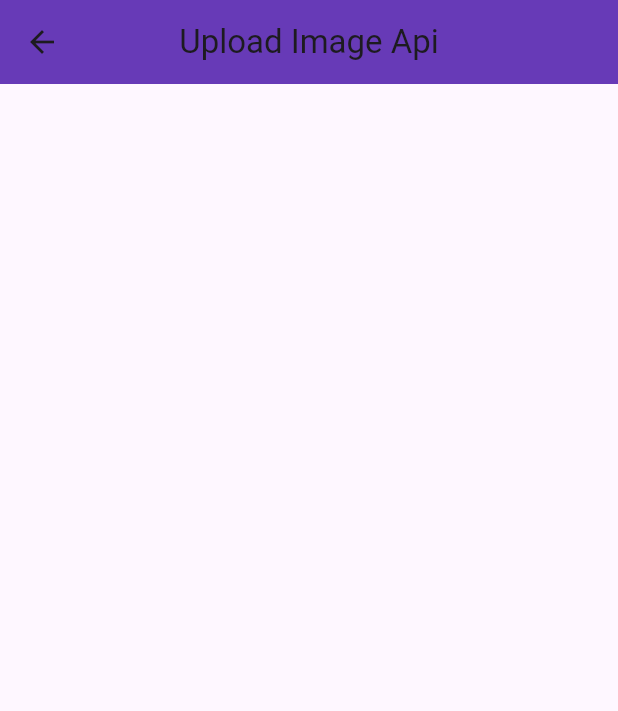
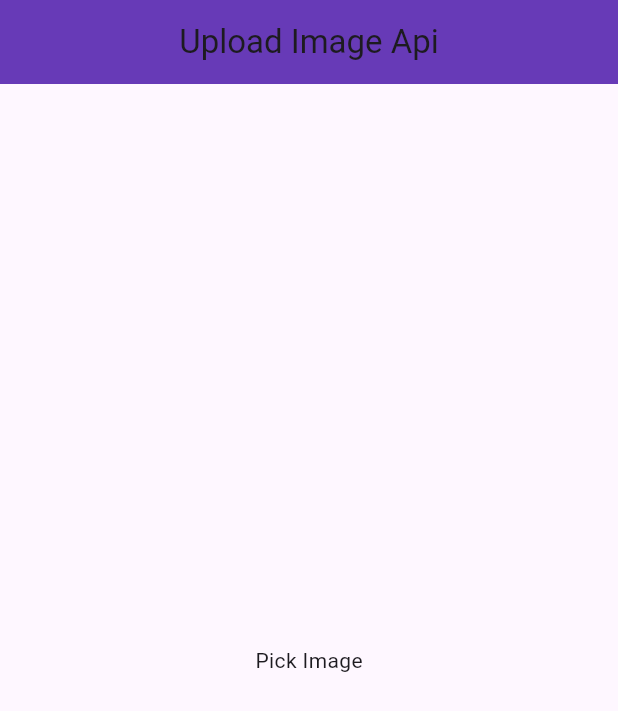
Before and after one commit to ahmedkaimkhani/Practice-Of-Api, a Flutter app: the UploadImageApi screen opened directly, on a phone screen of 412 x 824 dp. Shown: the top 711 px of the screen. Run offline on Flutter 3.47's test engine with Material 3 defaults, Android fonts, the light colour scheme and no system bars; our stand-ins replace image_picker.

Commit message:
Upload Image Api

```diff
--- a/lib/main.dart
+++ b/lib/main.dart
@@ -1,5 +1,5 @@
 import 'package:flutter/material.dart';
-import 'package:repractice/yt%20rest%20api/login_api.dart';
+import 'yt rest api/upload_image.dart';
 
 void main() {
   runApp(const MyApp());
@@ -11,10 +11,10 @@
   // This widget is the root of your application.
   @override
   Widget build(BuildContext context) {
-    return MaterialApp(
+    return const MaterialApp(
       debugShowCheckedModeBanner: false,
       title: 'Flutter Demo',
-      home: LoginApi(),
+      home: UploadImageApi(),
     );
   }
 }
--- a/lib/yt rest api/upload_image.dart
+++ b/lib/yt rest api/upload_image.dart
@@ -15,6 +15,18 @@
   File? image;
   bool showSpinner = false;
 
+  getImage() async {
+    final imageFile = await imagePicker.pickImage(
+        source: ImageSource.gallery, imageQuality: 80);
+
+    if (imageFile != null) {
+      image = File(imageFile.path);
+      setState(() {});
+    } else {
+      print('no image selected');
+    }
+  }
+
   @override
   Widget build(BuildContext context) {
     return Scaffold(
@@ -26,7 +38,28 @@
       body: Column(
         mainAxisAlignment: MainAxisAlignment.center,
         crossAxisAlignment: CrossAxisAlignment.center,
-        children: [],
+        children: [
+          GestureDetector(
+            onTap: () {
+              getImage();
+            },
+            child: Container(
+                child: image == null
+                    ? const Center(
+                        child: Text('Pick Image'),
+                      )
+                    : Container(
+                        child: Center(
+                          child: Image.file(
+                            File(image!.path).absolute,
+                            height: 120,
+                            width: 120,
+                            fit: BoxFit.cover,
+                          ),
+                        ),
+                      )),
+          ),
+        ],
       ),
     );
   }
```
